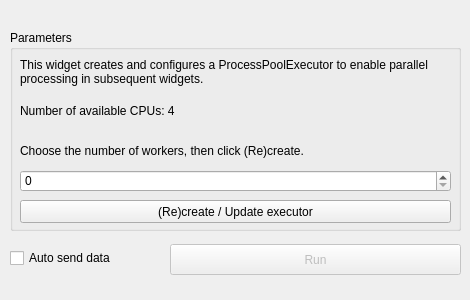
This is orangecontrib/IO4IT/widgets/designer/owprocesspoolexecutor.ui in TigerODM/TigerODM as Qt 5 draws it before an edit. The edited form follows.
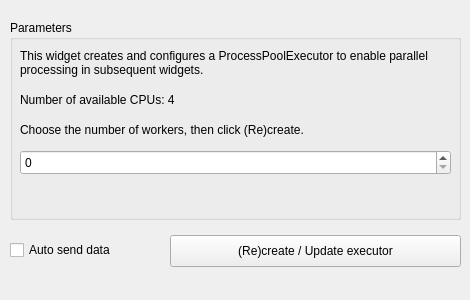
This is the edited form.

The edit to the form file:
```diff
--- a/orangecontrib/IO4IT/widgets/designer/owprocesspoolexecutor.ui
+++ b/orangecontrib/IO4IT/widgets/designer/owprocesspoolexecutor.ui
@@ -17,9 +17,9 @@
    <property name="geometry">
     <rect>
      <x>10</x>
-     <y>30</y>
+     <y>20</y>
      <width>451</width>
-     <height>201</height>
+     <height>200</height>
     </rect>
    </property>
    <property name="title">
@@ -29,9 +29,9 @@
     <property name="geometry">
      <rect>
       <x>10</x>
-      <y>16</y>
+      <y>20</y>
       <width>431</width>
-      <height>51</height>
+      <height>45</height>
      </rect>
     </property>
     <property name="text">
@@ -50,7 +50,7 @@
       <x>10</x>
       <y>70</y>
       <width>431</width>
-      <height>21</height>
+      <height>20</height>
      </rect>
     </property>
     <property name="text">
@@ -61,9 +61,9 @@
     <property name="geometry">
      <rect>
       <x>10</x>
-      <y>110</y>
+      <y>100</y>
       <width>431</width>
-      <height>21</height>
+      <height>20</height>
      </rect>
     </property>
     <property name="text">
@@ -74,40 +74,27 @@
     <property name="geometry">
      <rect>
       <x>10</x>
-      <y>140</y>
+      <y>130</y>
       <width>431</width>
-      <height>22</height>
+      <height>25</height>
      </rect>
     </property>
    </widget>
-   <widget class="QPushButton" name="btn_create">
-    <property name="geometry">
-     <rect>
-      <x>10</x>
-      <y>170</y>
-      <width>431</width>
-      <height>23</height>
-     </rect>
-    </property>
-    <property name="text">
-     <string>(Re)create / Update executor</string>
-    </property>
-   </widget>
   </widget>
   <widget class="QPushButton" name="pushButton_send">
    <property name="enabled">
-    <bool>false</bool>
+    <bool>true</bool>
    </property>
    <property name="geometry">
     <rect>
      <x>170</x>
-     <y>244</y>
+     <y>235</y>
      <width>291</width>
-     <height>31</height>
+     <height>32</height>
     </rect>
    </property>
    <property name="text">
-    <string>Run</string>
+    <string>(Re)create / Update executor</string>
    </property>
   </widget>
   <widget class="QCheckBox" name="checkBox_send">
@@ -117,9 +104,9 @@
    <property name="geometry">
     <rect>
      <x>10</x>
-     <y>250</y>
-     <width>131</width>
-     <height>16</height>
+     <y>240</y>
+     <width>150</width>
+     <height>20</height>
     </rect>
    </property>
    <property name="text">
```
Left out of the diff: 2 changed lines with no effect on the pictures.
